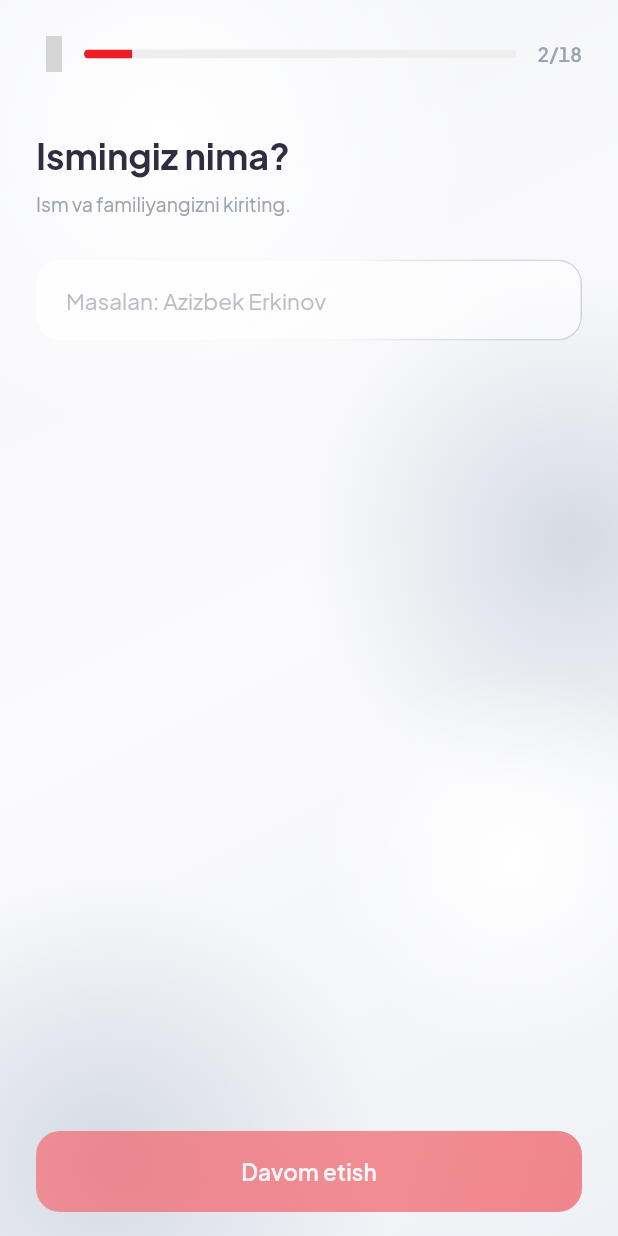
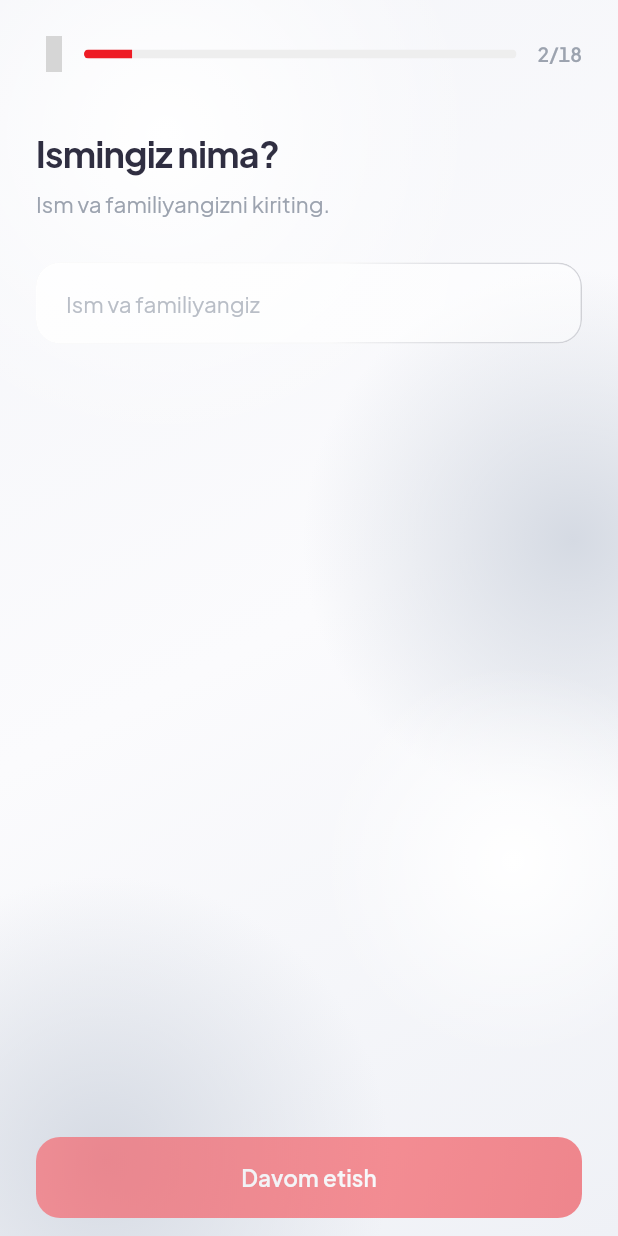
Before and after one commit to otabeksindarov494-lgtm/spendly, a Flutter app: the screen it shows once a user with an empty profile is signed in, after a tap on "Boshlash", on a phone screen of 412 x 824 dp. Run offline on Flutter 3.47's test engine with Material 3 defaults, Android fonts, the phone set to English and light mode, and no system bars; our stand-ins replace cloud_firestore, firebase_auth, firebase_core, flutter_image_compress, flutter_local_notifications, flutter_riverpod and 8 more; accounts and stored records are empty; grey boxes are pictures that could not be loaded.

Commit message:
style(onboarding): 18 ta qadam — tugma eng pastda, so'rovli hint'lar
- Asosiy tugma barcha qadamlarda ekranning eng pastida; 'O'tkazib
  yuborish' uning USTIDA (avval ostida edi va tugmani ko'tarardi)
- Hint'lar misol emas, so'rov: 'Ism va familiyangiz', 'Telefon
  raqamingiz', 'Kompaniya nomi', 'Lavozimingiz', 'Summani kiriting'
  (profil tahrirlash va qarz formasida ham)
- Savol sarlavhasi headlineSmall, tagsarlavha 13 → 15 px
- Tanlov variantlari chegarasi 1 → 0.6 (inputlar bilan bir xil)
- Xush kelibsiz ixchamlashtirildi — kartalar to'liq sig'adi

Co-Authored-By: Claude Opus 5.5 <noreply@anthropic.com>

```diff
--- a/lib/screens/debts/debt_form.dart
+++ b/lib/screens/debts/debt_form.dart
@@ -109,7 +109,7 @@ class _DebtFormState extends State<DebtForm> {
           AppTextField(
             controller: _nameController,
             label: 'Ism',
-            hint: 'Masalan: Alisher',
+            hint: 'Ismini kiriting',
             prefixIcon: IconsaxPlusLinear.user,
             textCapitalization: TextCapitalization.words,
             validator: (String? value) =>
@@ -119,7 +119,7 @@ class _DebtFormState extends State<DebtForm> {
           AppTextField(
             controller: _amountController,
             label: 'Summa',
-            hint: '30 000',
+            hint: 'Summani kiriting',
             prefixIcon: IconsaxPlusLinear.moneys,
             keyboardType: TextInputType.number,
             inputFormatters: const <TextInputFormatter>[ThousandsFormatter()],
--- a/lib/screens/onboarding/onboarding_flow.dart
+++ b/lib/screens/onboarding/onboarding_flow.dart
@@ -222,13 +222,26 @@ class _OnboardingFlowState extends ConsumerState<OnboardingFlow> {
                 child: Text(
                   _errorMessage!,
                   textAlign: TextAlign.center,
-                  style: TextStyle(fontSize: 13, color: theme.red),
+                  style: context.text.bodySmall?.copyWith(color: theme.red),
                 ),
               ),
             Padding(
-              padding: const EdgeInsets.fromLTRB(24, 8, 24, 16),
+              padding: const EdgeInsets.fromLTRB(24, 4, 24, 12),
               child: Column(
+                mainAxisSize: MainAxisSize.min,
                 children: <Widget>[
+                  // "O'tkazib yuborish" asosiy tugmaning USTIDA — asosiy
+                  // tugma 18 ta qadamning hammasida ekranning eng pastida,
+                  // aynan bir joyda turadi.
+                  if (_canSkip) ...<Widget>[
+                    AppButton(
+                      label: 'O\'tkazib yuborish',
+                      variant: AppButtonVariant.text,
+                      height: 44,
+                      onPressed: _next,
+                    ),
+                    const SizedBox(height: 4),
+                  ],
                   AppButton(
                     label: isLastStep
                         ? 'Tasdiqlash va boshlash'
@@ -238,15 +251,6 @@ class _OnboardingFlowState extends ConsumerState<OnboardingFlow> {
                         ? (isLastStep ? _finish : _next)
                         : null,
                   ),
-                  if (_canSkip) ...<Widget>[
-                    const SizedBox(height: 8),
-                    AppButton(
-                      label: 'O\'tkazib yuborish',
-                      variant: AppButtonVariant.text,
-                      height: 44,
-                      onPressed: _next,
-                    ),
-                  ],
                 ],
               ),
             ),
@@ -287,11 +291,7 @@ class _OnboardingFlowState extends ConsumerState<OnboardingFlow> {
           const SizedBox(width: 14),
           Text(
             '${_index + 1}/$_stepCount',
-            style: TextStyle(
-              fontSize: 13,
-              fontWeight: FontWeight.w600,
-              color: theme.textGray,
-            ),
+            style: context.text.labelMedium?.copyWith(color: theme.textGray),
           ),
         ],
       ),
@@ -309,7 +309,7 @@ class _OnboardingFlowState extends ConsumerState<OnboardingFlow> {
         title: 'Ismingiz nima?',
         subtitle: 'Ism va familiyangizni kiriting.',
         controller: _nameController,
-        hint: 'Masalan: Azizbek Erkinov',
+        hint: 'Ism va familiyangiz',
         onChanged: (String value) => setState(() => _fullName = value),
       ),
       // 3
@@ -328,7 +328,7 @@ class _OnboardingFlowState extends ConsumerState<OnboardingFlow> {
         title: 'Telefon raqamingiz',
         subtitle: 'Ixtiyoriy — faqat profilingizda saqlanadi.',
         controller: _phoneController,
-        hint: '+998 90 123 45 67',
+        hint: 'Telefon raqamingiz',
         textCapitalization: TextCapitalization.none,
         keyboardType: TextInputType.phone,
         inputFormatters: const <TextInputFormatter>[UzPhoneFormatter()],
@@ -347,7 +347,7 @@ class _OnboardingFlowState extends ConsumerState<OnboardingFlow> {
         title: 'Qayerda ishlaysiz?',
         subtitle: 'Kompaniya yoki tashkilot nomi.',
         controller: _companyController,
-        hint: 'Masalan: Chaqqon',
+        hint: 'Kompaniya nomi',
         onChanged: (String value) => setState(() => _company = value),
       ),
       // 7
@@ -355,7 +355,7 @@ class _OnboardingFlowState extends ConsumerState<OnboardingFlow> {
         title: 'Lavozimingiz nima?',
         subtitle: 'Ixtiyoriy.',
         controller: _positionController,
-        hint: 'Masalan: Flutter dasturchi',
+        hint: 'Lavozimingiz',
         onChanged: (String value) => setState(() => _position = value),
       ),
       // 8
--- a/lib/screens/onboarding/steps/choice_step.dart
+++ b/lib/screens/onboarding/steps/choice_step.dart
@@ -50,7 +50,7 @@ class ChoiceStep<T> extends StatelessWidget {
                       color: option.value == selected
                           ? theme.blue
                           : theme.borderGray,
-                      width: option.value == selected ? 1.5 : 1,
+                      width: option.value == selected ? 1.2 : 0.6,
                     ),
                   ),
                   child: Row(
--- a/lib/screens/onboarding/steps/lunch_break_step.dart
+++ b/lib/screens/onboarding/steps/lunch_break_step.dart
@@ -52,6 +52,7 @@ class LunchBreakStep extends StatelessWidget {
                         color: preset == minutes
                             ? theme.blue
                             : theme.borderGray,
+                        width: 0.6,
                       ),
                     ),
                     child: Text(
--- a/lib/screens/onboarding/steps/onboarding_step.dart
+++ b/lib/screens/onboarding/steps/onboarding_step.dart
@@ -27,24 +27,12 @@ class OnboardingStep extends StatelessWidget {
         crossAxisAlignment: CrossAxisAlignment.start,
         children: <Widget>[
           const SizedBox(height: 24),
-          Text(
-            title,
-            style: TextStyle(
-              fontSize: 24,
-              fontWeight: FontWeight.w700,
-              color: theme.mainDarkBlue,
-              height: 1.25,
-            ),
-          ),
+          Text(title, style: context.text.headlineSmall),
           if (subtitle != null) ...<Widget>[
             const SizedBox(height: 8),
             Text(
               subtitle!,
-              style: TextStyle(
-                fontSize: 13,
-                color: theme.textGray,
-                height: 1.45,
-              ),
+              style: context.text.bodyMedium?.copyWith(color: theme.textGray),
             ),
           ],
           const SizedBox(height: 28),
--- a/lib/screens/onboarding/steps/pay_day_step.dart
+++ b/lib/screens/onboarding/steps/pay_day_step.dart
@@ -40,6 +40,7 @@ class PayDayStep extends StatelessWidget {
                 borderRadius: BorderRadius.circular(AppRadius.sm),
                 border: Border.all(
                   color: isSelected ? theme.blue : theme.borderGray,
+                  width: 0.6,
                 ),
               ),
               child: Text(
--- a/lib/screens/onboarding/steps/photo_step.dart
+++ b/lib/screens/onboarding/steps/photo_step.dart
@@ -42,7 +42,7 @@ class PhotoStep extends StatelessWidget {
               decoration: BoxDecoration(
                 color: theme.glassFill,
                 shape: BoxShape.circle,
-                border: Border.all(color: theme.borderGray, width: 2),
+                border: Border.all(color: theme.borderGray),
               ),
               clipBehavior: Clip.antiAlias,
               child: isBusy
--- a/lib/screens/onboarding/steps/salary_step.dart
+++ b/lib/screens/onboarding/steps/salary_step.dart
@@ -30,7 +30,7 @@ class SalaryStep extends StatelessWidget {
         children: <Widget>[
           AppTextField(
             controller: controller,
-            hint: '5 000 000',
+            hint: 'Oylik summasi',
             keyboardType: TextInputType.number,
             onChanged: onChanged,
             inputFormatters: const <TextInputFormatter>[ThousandsFormatter()],
--- a/lib/screens/onboarding/steps/welcome_step.dart
+++ b/lib/screens/onboarding/steps/welcome_step.dart
@@ -37,9 +37,9 @@ class WelcomeStep extends StatelessWidget {
       child: Column(
         crossAxisAlignment: CrossAxisAlignment.start,
         children: <Widget>[
-          const SizedBox(height: 24),
-          const AppLogo(size: 72),
-          const SizedBox(height: 24),
+          const SizedBox(height: 8),
+          const AppLogo(size: 60),
+          const SizedBox(height: 20),
           Text('Spendly\'ga xush kelibsiz', style: context.text.displaySmall),
           const SizedBox(height: 10),
           Text(
@@ -47,14 +47,14 @@ class WelcomeStep extends StatelessWidget {
             'va qarzlaringizni bir joyda saqlang.',
             style: context.text.bodyMedium?.copyWith(color: theme.textGray),
           ),
-          const SizedBox(height: 28),
+          const SizedBox(height: 22),
           for (final (IconData icon, String title, String body) feature
               in _features)
             Padding(
               padding: const EdgeInsets.only(bottom: 12),
               // Har bir imkoniyat — alohida shisha karta.
               child: AppCard(
-                padding: const EdgeInsets.all(16),
+                padding: const EdgeInsets.all(14),
                 child: Row(
                   children: <Widget>[
                     Container(
--- a/lib/screens/onboarding/steps/work_days_step.dart
+++ b/lib/screens/onboarding/steps/work_days_step.dart
@@ -41,6 +41,7 @@ class WorkDaysStep extends StatelessWidget {
                 borderRadius: BorderRadius.circular(AppRadius.md),
                 border: Border.all(
                   color: isSelected ? theme.blue : theme.borderGray,
+                  width: 0.6,
                 ),
               ),
               child: Text(
--- a/lib/screens/profile/profile_edit_sheets.dart
+++ b/lib/screens/profile/profile_edit_sheets.dart
@@ -133,7 +133,7 @@ abstract final class ProfileEditSheets {
       context: context,
       title: 'Ism-familiya',
       initialValue: profile.fullName,
-      hint: 'Masalan: Azizbek Erkinov',
+      hint: 'Ism va familiyangiz',
       onSave: (String value) =>
           _update(context, ref, <String, dynamic>{'fullName': value.trim()}),
     );
@@ -207,7 +207,7 @@ abstract final class ProfileEditSheets {
       context: context,
       title: 'Telefon raqami',
       initialValue: profile.phoneNumber,
-      hint: '+998 90 123 45 67',
+      hint: 'Telefon raqamingiz',
       keyboardType: TextInputType.phone,
       inputFormatters: const <TextInputFormatter>[UzPhoneFormatter()],
       textCapitalization: TextCapitalization.none,
@@ -225,7 +225,7 @@ abstract final class ProfileEditSheets {
       context: context,
       title: 'Lavozim',
       initialValue: profile.position,
-      hint: 'Masalan: Flutter dasturchi',
+      hint: 'Lavozimingiz',
       onSave: (String value) =>
           _update(context, ref, <String, dynamic>{'position': value.trim()}),
     );
@@ -406,7 +406,7 @@ abstract final class ProfileEditSheets {
                   child: AppTextField(
                     controller: minController,
                     label: 'Eng kam',
-                    hint: '4 000 000',
+                    hint: 'Summani kiriting',
                     keyboardType: TextInputType.number,
                     inputFormatters: const <TextInputFormatter>[
                       ThousandsFormatter(),
@@ -418,7 +418,7 @@ abstract final class ProfileEditSheets {
                   child: AppTextField(
                     controller: maxController,
                     label: 'Eng ko\'p',
-                    hint: '5 000 000',
+                    hint: 'Summani kiriting',
                     keyboardType: TextInputType.number,
                     inputFormatters: const <TextInputFormatter>[
                       ThousandsFormatter(),
```
Also changed, not shown: lib/screens/onboarding/steps/salary_range_step.dart (+6 -10 lines), lib/screens/onboarding/steps/summary_step.dart (+2 -9 lines).
